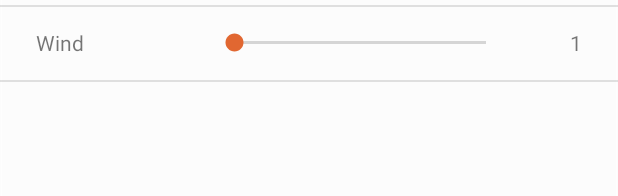
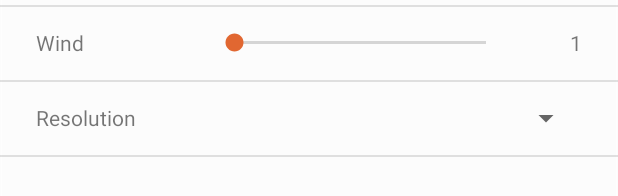
Before and after one commit to Schitrus/DATX02-20-21, an Android app: the layout settings_fragment.xml on its own in the app's theme, with its tools: preview values and no code run, on a phone screen of 412 x 824 dp. Shown: the part 388-584 px from the top of the screen. Run offline under Robolectric (Android 15) with nearby library versions, the light colour scheme and no system bars.

Commit message:
Added spinner for selecting simulation resolution
Also changed SDK target version to 29

```diff
--- a/app/build.gradle
+++ b/app/build.gradle
@@ -1,11 +1,11 @@
 apply plugin: 'com.android.application'
 
 android {
-    compileSdkVersion 28
+    compileSdkVersion 29
     defaultConfig {
         applicationId "com.example.datx02_20_21"
         minSdkVersion 24
-        targetSdkVersion 28
+        targetSdkVersion 29
         versionCode 1
         versionName "1.0"
         testInstrumentationRunner "androidx.test.runner.AndroidJUnitRunner"
--- a/app/src/main/res/layout/settings_fragment.xml
+++ b/app/src/main/res/layout/settings_fragment.xml
@@ -298,6 +298,7 @@
 
         </androidx.constraintlayout.widget.ConstraintLayout>
 
+        <!-- Divider -->
         <View
             android:id="@+id/divider6"
             android:layout_width="430dp"
@@ -306,6 +307,50 @@
             app:layout_constraintStart_toStartOf="parent"
             app:layout_constraintTop_toBottomOf="@+id/windConstraintLayout" />
 
+        <!-- Resolution layout -->
+        <androidx.constraintlayout.widget.ConstraintLayout
+            android:id="@+id/resolutionConstraintLayout"
+            android:layout_width="match_parent"
+            android:layout_height="50dp"
+            android:layout_marginStart="8dp"
+            android:layout_marginEnd="8dp"
+            app:layout_constraintEnd_toEndOf="parent"
+            app:layout_constraintStart_toStartOf="parent"
+            app:layout_constraintTop_toTopOf="@id/divider6">
+
+            <TextView
+                android:id="@+id/resolutionText"
+                android:layout_width="wrap_content"
+                android:layout_height="wrap_content"
+                android:layout_marginStart="16dp"
+                android:text="@string/resolutionText"
+                android:textSize="14sp"
+                app:layout_constraintBottom_toBottomOf="parent"
+                app:layout_constraintStart_toStartOf="parent"
+                app:layout_constraintTop_toTopOf="parent" />
+
+            <Spinner
+                android:id="@+id/resolutionSpinner"
+                android:layout_width="130dp"
+                android:layout_height="wrap_content"
+                android:layout_marginEnd="16dp"
+                android:theme="@style/AppTheme"
+                app:layout_constraintBottom_toBottomOf="parent"
+                app:layout_constraintEnd_toEndOf="parent"
+                app:layout_constraintTop_toTopOf="parent" />
+
+
+        </androidx.constraintlayout.widget.ConstraintLayout>
+
+        <!-- Divider -->
+        <View
+            android:id="@+id/divider7"
+            android:layout_width="430dp"
+            android:layout_height="1dp"
+            android:background="#1D000000"
+            app:layout_constraintStart_toStartOf="parent"
+            app:layout_constraintTop_toBottomOf="@+id/resolutionConstraintLayout" />
+
     </androidx.constraintlayout.widget.ConstraintLayout>
 
 </FrameLayout>
--- a/app/src/main/res/values/strings.xml
+++ b/app/src/main/res/values/strings.xml
@@ -8,4 +8,5 @@
     <string name="show_settings">Show settings</string>
     <string name="viscosityText">Viscosity</string>
     <string name="windText">Wind</string>
+    <string name="resolutionText">Resolution</string>
 </resources>
```
Also changed, not shown: app/src/main/java/com/pbf/SettingsFragment.java (+56 -1 lines).
